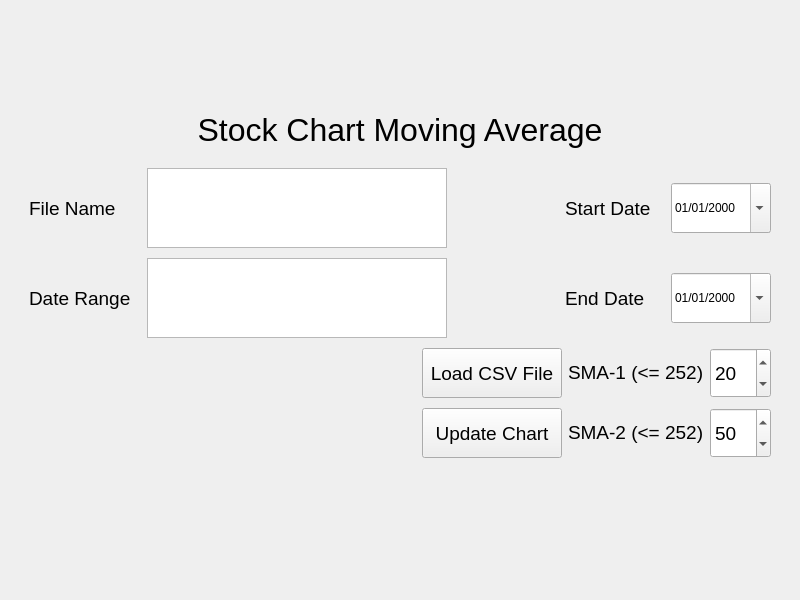
This is StockChartSMA.ui in alfaried/SMA as Qt 5 draws it before an edit. The edited form follows.
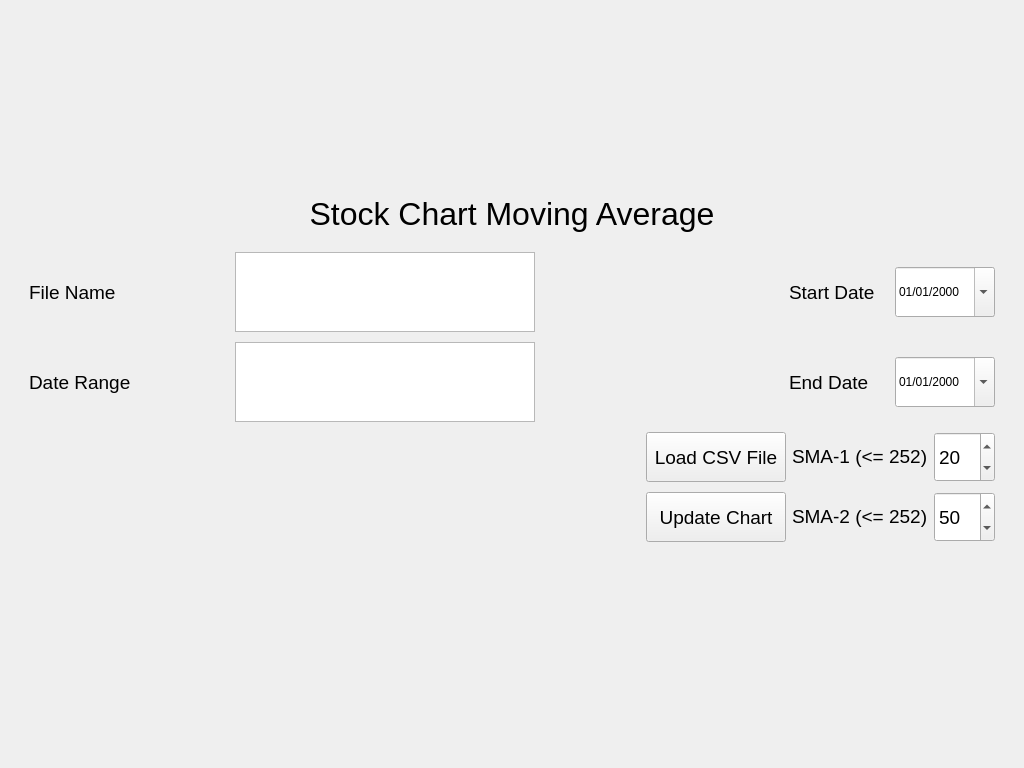
This is the edited form.

Commit message: Changed the default window app size to 1024 x 768

What changed in the file:
```diff
--- a/StockChartSMA.ui
+++ b/StockChartSMA.ui
@@ -6,8 +6,8 @@
    <rect>
     <x>0</x>
     <y>0</y>
-    <width>800</width>
-    <height>600</height>
+    <width>1024</width>
+    <height>768</height>
    </rect>
   </property>
   <property name="sizePolicy">
```
